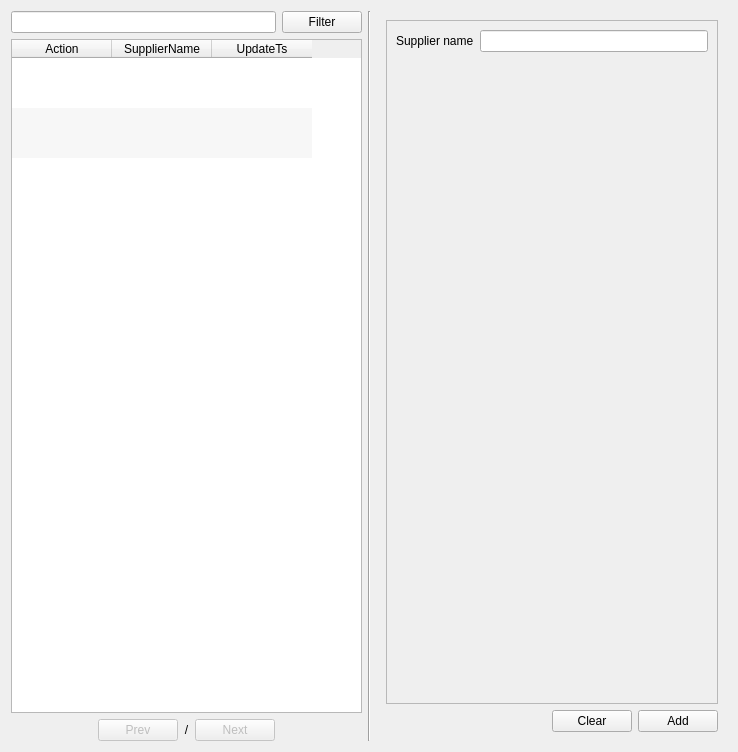
This is app/views/templates/generated/ManageSupplier.ui in rondalefloyd/mts-pos as Qt 5 draws it before an edit. The edited form follows.
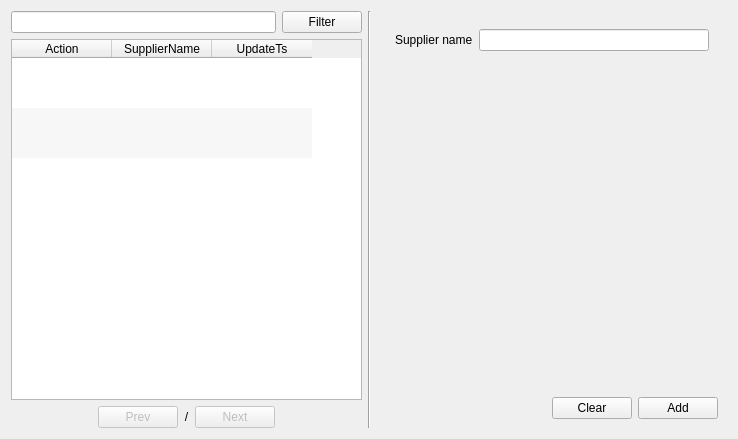
This is the edited form.

```diff
--- a/app/views/templates/generated/ManageSupplier.ui
+++ b/app/views/templates/generated/ManageSupplier.ui
@@ -7,7 +7,7 @@
     <x>0</x>
     <y>0</y>
     <width>738</width>
-    <height>752</height>
+    <height>439</height>
    </rect>
   </property>
   <property name="windowTitle">
@@ -181,8 +181,23 @@
       </size>
      </property>
      <layout class="QVBoxLayout" name="verticalLayout_2">
+      <property name="leftMargin">
+       <number>9</number>
+      </property>
+      <property name="topMargin">
+       <number>9</number>
+      </property>
+      <property name="rightMargin">
+       <number>9</number>
+      </property>
+      <property name="bottomMargin">
+       <number>9</number>
+      </property>
       <item>
        <widget class="QScrollArea" name="scrollArea">
+        <property name="frameShape">
+         <enum>QFrame::NoFrame</enum>
+        </property>
         <property name="widgetResizable">
          <bool>true</bool>
         </property>
@@ -191,8 +206,8 @@
           <rect>
            <x>0</x>
            <y>0</y>
-           <width>282</width>
-           <height>683</height>
+           <width>284</width>
+           <height>372</height>
           </rect>
          </property>
          <layout class="QFormLayout" name="formLayout">
```
